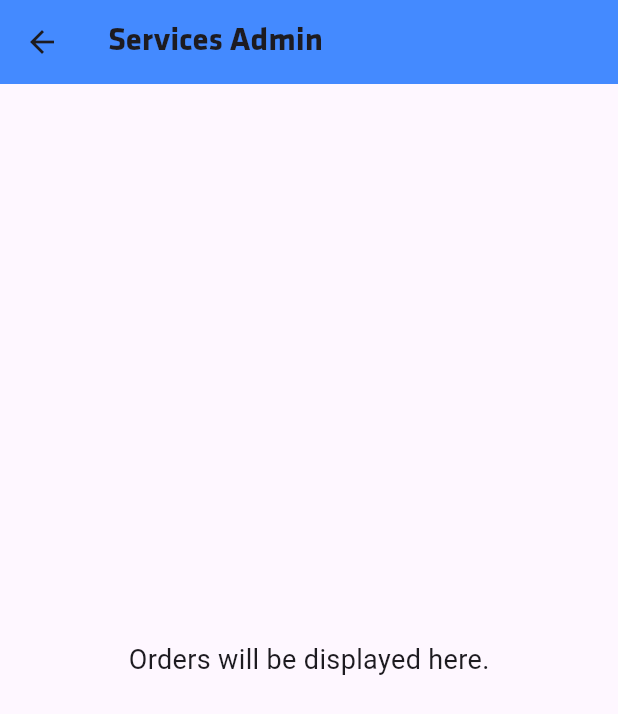
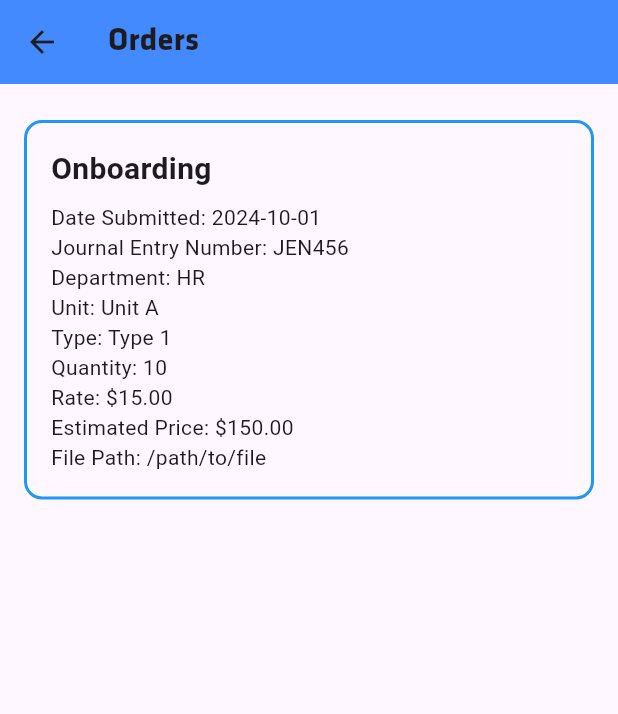
Before and after one commit to jhanel/service_package, a Flutter app: the AdminServices screen opened directly, on a phone screen of 412 x 824 dp. Shown: the top 714 px of the screen. Run offline on Flutter 3.47's test engine with Material 3 defaults, Android fonts, the light colour scheme and no system bars; our stand-ins replace file_picker; missing offline and left inert: universal_html.

Commit message:
admin and main
Making changes for Admin side

```diff
--- /dev/null
+++ b/project/lib/admin.dart
@@ -0,0 +1,92 @@
+import 'package:flutter/material.dart';
+import 'main.dart';
+
+class AdminServices extends StatelessWidget {
+   AdminServices({Key? key}) : super(key: key);
+
+  // Sample orders for demonstration purposes.
+  final List<NewOrder> orders = [
+    NewOrder(
+      process: 'Onboarding',
+      unit: 'Unit A',
+      type: 'Type 1',
+      quantity: 10,
+      rate: 15.00,
+      estimatedPrice: 150.00,
+      filePath: '/path/to/file', // Example file path
+      dateSubmitted: '2024-10-01', // New field
+      journalTransferNumber: 'JEN456', // New field
+      department: 'HR', // New field
+    ),
+    // You can add more sample orders here as needed.
+  ];
+
+  @override
+  Widget build(BuildContext context) {
+    return Scaffold(
+      appBar: AppBar(
+        title: const Text(
+          'Orders',
+          style: TextStyle(
+            fontFamily: 'Klavika', // Assuming you're using this font elsewhere
+            fontWeight: FontWeight.bold,
+            fontSize: 22.0, // Adjust as necessary for your design
+          ),
+        ),
+        backgroundColor: Colors.blueAccent, // You can modify this to your app's theme color
+      ),
+      body: Padding(
+        padding: const EdgeInsets.all(16.0),
+        child: ListView.builder(
+          itemCount: orders.length,
+          itemBuilder: (context, index) {
+            final order = orders[index];
+            return OrderContainer(order: order);
+          },
+        ),
+      ),
+    );
+  }
+}
+
+// New widget to display individual orders in a container
+class OrderContainer extends StatelessWidget {
+  final NewOrder order;
+
+  const OrderContainer({Key? key, required this.order}) : super(key: key);
+
+  @override
+  Widget build(BuildContext context) {
+    return Container(
+      margin: const EdgeInsets.symmetric(vertical: 8.0),
+      padding: const EdgeInsets.all(16.0),
+      decoration: BoxDecoration(
+        border: Border.all(color: Colors.blue, width: 2.0), // Thick outlined border
+        borderRadius: BorderRadius.circular(12.0), // Rounded corners
+      ),
+      child: Column(
+        crossAxisAlignment: CrossAxisAlignment.start,
+        children: [
+          Text(
+            order.process, // Use order.process or any unique identifier as a header
+            style: const TextStyle(
+              fontSize: 20.0,
+              fontWeight: FontWeight.bold,
+            ),
+          ),
+          const SizedBox(height: 8.0),
+          // Order details
+          Text('Date Submitted: ${order.dateSubmitted}'),
+          Text('Journal Entry Number: ${order.journalTransferNumber}'),
+          Text('Department: ${order.department}'),
+          Text('Unit: ${order.unit}'),
+          Text('Type: ${order.type}'),
+          Text('Quantity: ${order.quantity}'),
+          Text('Rate: \$${order.rate.toStringAsFixed(2)}'),
+          Text('Estimated Price: \$${order.estimatedPrice.toStringAsFixed(2)}'),
+          Text('File Path: ${order.filePath}'), // You can format this as needed
+        ],
+      ),
+    );
+  }
+}
--- a/project/lib/main.dart
+++ b/project/lib/main.dart
@@ -5,6 +5,7 @@ import 'dart:convert';
 import 'dart:typed_data';
 import 'dart:math';
 import 'css.dart';
+import 'admin.dart';
 
 void main() {
   runApp(const MyApp());
@@ -137,13 +138,18 @@ class MyHomePage extends StatelessWidget {
                   ),
                 ),
               ),
+
+              // ADMIN
               ElevatedButton(
                 onPressed: () {
-                  // Navigate to the admin page when the button is pressed
-                  Navigator.pushNamed(context, '/admin');
+                  // Navigate to the AdminServices page
+                  Navigator.push(
+                    context,
+                    MaterialPageRoute(builder: (context) => AdminServices()),
+                  );
                 },
-                child: Text("Go to Admin Page"),
-              ),
+                child: const Text('ADMIN'),
+              )
             ],
           ),
         ),
@@ -161,6 +167,9 @@ class NewOrder {
   final double rate;
   final double estimatedPrice;
   String filePath; // add a new field for the file path
+  final String dateSubmitted; // New field for date submitted
+  final String journalTransferNumber; // New field for journal entry number
+  final String department;
 
   NewOrder
   (
@@ -172,49 +181,11 @@ class NewOrder {
       required this.rate,
       required this.estimatedPrice,
       required this.filePath,
+      required this.dateSubmitted, // Initialize the new field
+      required this.journalTransferNumber, // Initialize the new field
+      required this.department,
     }
   );
-
-  Map<String, dynamic> toJson()
-  {
-    return
-    {
-      'process': process,
-      'unit': unit,
-      'type': type,
-      'quantity': quantity,
-      'rate': rate,
-      'estimatedPrice': estimatedPrice,
-      'filePath': filePath, // include file path in JSON
-    };
-  }
-}
-
-class AdminServices extends StatelessWidget {
-  const AdminServices({super.key});
-
-  @override
-  Widget build(BuildContext context) {
-    return Scaffold(
-      appBar: AppBar(
-        title: const Text(
-          'Services Admin',
-          style: TextStyle(
-            fontFamily: 'Klavika', // Assuming you're using this font elsewhere
-            fontWeight: FontWeight.bold,
-            fontSize: 22.0, // Adjust as necessary for your design
-          ),
-        ),
-        backgroundColor: Colors.blueAccent, // You can modify this to your app's theme color
-      ),
-      body: const Center(
-        child: Text(
-          'Orders will be displayed here.', // Placeholder for content
-          style: TextStyle(fontSize: 18.0),
-        ),
-      ),
-    );
-  }
 }
 
 class CreateOrderPage extends StatefulWidget
@@ -236,17 +207,20 @@ class CreateOrderPageState extends State<CreateOrderPage>
   String? _filePath;
   Uint8List? _fileBytes;
   String? _fileName;
-  final GlobalKey<FormState> _formKey = GlobalKey<FormState>();
   String _selectedProcess = 'Thermoforming';
   String _selectedUnit = 'mm';
   String _selectedType = 'Aluminum';
-  double _rate = 0.0;
-  final double _volume = 100.0;
-  int _quantity = 1;
-  List<dynamic> rates = [];
+  final GlobalKey<FormState> _formKey = GlobalKey<FormState>();
   final TextEditingController _nameController = TextEditingController();
   final TextEditingController _journalNumController = TextEditingController();
   final TextEditingController _departmentController = TextEditingController();
+  final String _journalTransferNumber = '';
+  final String _department = '';
+  final String _dateSubmitted = '';
+  final double _volume = 100.0;
+  double _rate = 0.0;
+  int _quantity = 1;
+  List<dynamic> rates = [];
 
   void _loadRates()
   {
@@ -323,16 +297,13 @@ class CreateOrderPageState extends State<CreateOrderPage>
         rate: _rate,
         estimatedPrice: estimatedPrice,
         filePath: '',
+        dateSubmitted: _dateSubmitted,
+        journalTransferNumber: _journalTransferNumber,
+        department: _department
       );
 
       if (_filePath != null && _fileBytes != null) {
         newOrder.filePath = _fileName!;
-
-        /*await SaveFile.saveBytes(
-          printName: 'order_file',
-          fileType: _filePath!.split('.').last,
-          bytes: _fileBytes!,
-        );*/
       }
 
       // store order details in global variable
```
Also changed, not shown: project/lib/data.dart (deleted, +0 -28 lines), project/lib/database.dart (deleted, +0 -27 lines), project/lib/services_database.dart (added).
